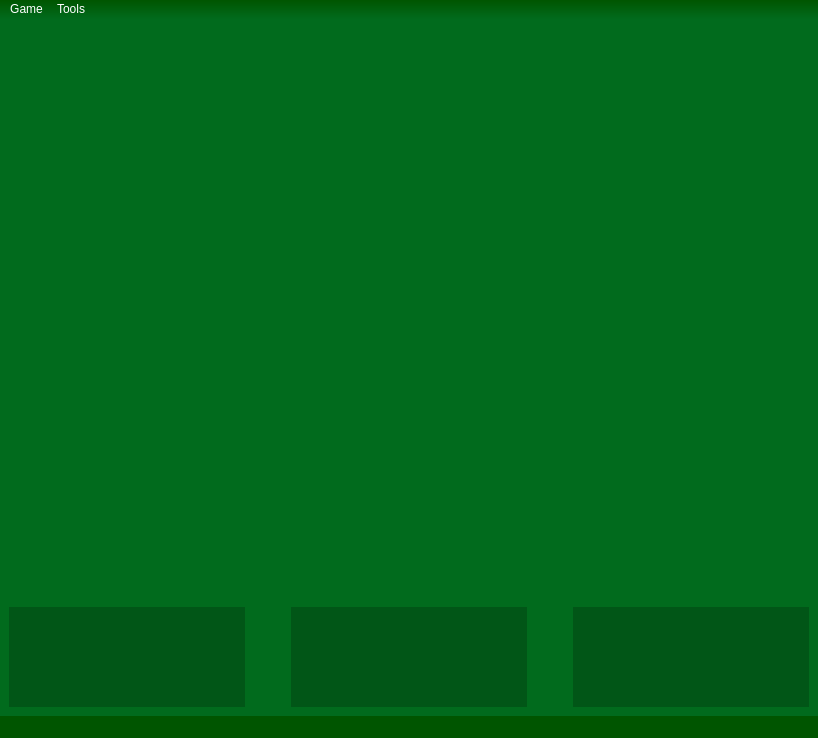
Old version of the form trunk/client/mainwindow.ui in the repository kubos741/kbang.
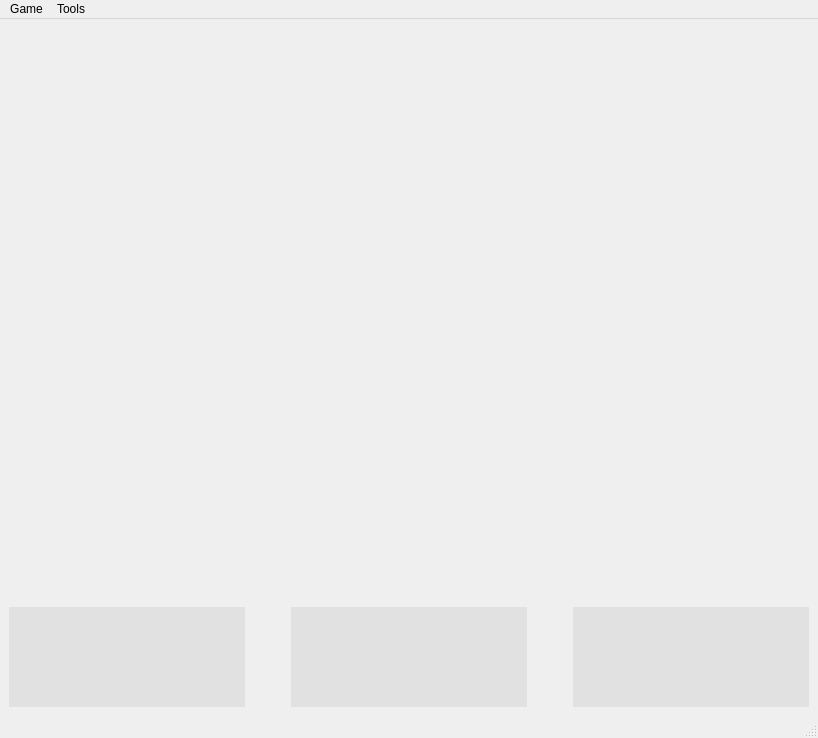
New version of the form. Icons and pictures are not drawn.

What changed in the file:
```diff
--- a/trunk/client/mainwindow.ui
+++ b/trunk/client/mainwindow.ui
@@ -15,17 +15,10 @@
   <property name="autoFillBackground" >
    <bool>false</bool>
   </property>
-  <property name="styleSheet" >
-   <string notr="true" />
-  </property>
   <widget class="QWidget" name="centralwidget" >
    <property name="autoFillBackground" >
     <bool>false</bool>
    </property>
-   <property name="styleSheet" >
-    <string notr="true" >
-background-color: rgb(1, 107, 29);</string>
-   </property>
    <layout class="QVBoxLayout" name="verticalLayout" >
     <item>
      <spacer name="verticalSpacer" >
@@ -51,7 +44,7 @@
          </size>
         </property>
         <property name="styleSheet" >
-         <string notr="true" >background-color: rgba(0, 0, 0, 50);</string>
+         <string notr="true" >background-color: rgba(0, 0, 0, 15);</string>
         </property>
         <property name="frameShape" >
          <enum>QFrame::NoFrame</enum>
@@ -86,7 +79,7 @@
          </size>
         </property>
         <property name="styleSheet" >
-         <string notr="true" >background-color: rgba(0, 0, 0, 50);</string>
+         <string notr="true" >background-color: rgba(0, 0, 0, 15);</string>
         </property>
         <property name="frameShadow" >
          <enum>QFrame::Raised</enum>
@@ -118,7 +111,7 @@
          </size>
         </property>
         <property name="styleSheet" >
-         <string notr="true" >background-color: rgba(0, 0, 0, 50);</string>
+         <string notr="true" >background-color: rgba(0, 0, 0, 15);</string>
         </property>
         <property name="frameShadow" >
          <enum>QFrame::Raised</enum>
@@ -141,11 +134,6 @@
    <property name="autoFillBackground" >
     <bool>false</bool>
    </property>
-   <property name="styleSheet" >
-    <string notr="true" >background-color: qlineargradient(spread:pad, x1:0.5, y1:0, x2:0.5, y2:1, stop:0 rgba(0, 85, 0, 255), stop:1 rgba(1, 107, 29, 255));
-color: rgb(255, 255, 255);
-</string>
-   </property>
    <widget class="QMenu" name="menuGame" >
     <property name="styleSheet" >
      <string notr="true" >background-color: rgb(0, 107, 0);</string>
@@ -172,13 +160,7 @@
    <addaction name="menuGame" />
    <addaction name="menuTools" />
   </widget>
-  <widget class="QStatusBar" name="mp_statusbar" >
-   <property name="styleSheet" >
-    <string notr="true" >background-color: rgba(0, 85, 0, 255);
-color: rgb(255, 255, 255);
-</string>
-   </property>
-  </widget>
+  <widget class="QStatusBar" name="mp_statusbar" />
   <action name="mp_actionConnectToServer" >
    <property name="icon" >
     <iconset resource="client.qrc" >
```
Left out of the diff: 6 changed lines with no effect on the pictures.
